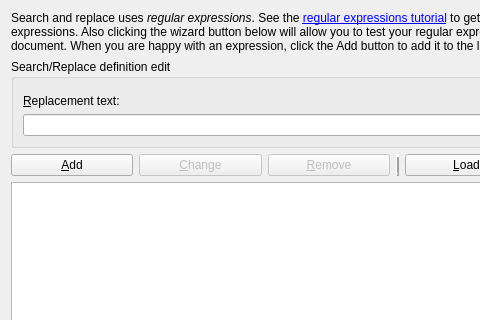
This is src/calibre/gui2/convert/search_and_replace.ui in kovidgoyal/calibre as Qt 5 draws it before an edit; both pictures show x 0 to 480 and y 0 to 320 of the 667 by 451 pixel window. The edited form follows.
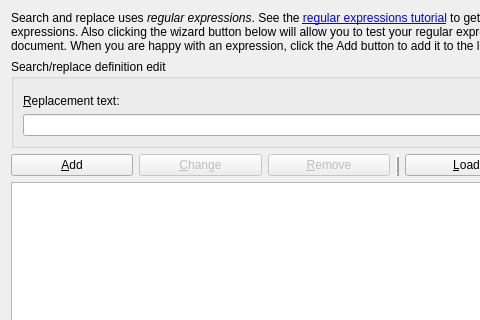
This is the edited form. Icons and pictures are not drawn. Custom widgets are drawn as their Qt base class.

```diff
--- a/src/calibre/gui2/convert/search_and_replace.ui
+++ b/src/calibre/gui2/convert/search_and_replace.ui
@@ -32,7 +32,7 @@
       </sizepolicy>
      </property>
      <property name="title">
-      <string>Search/Replace definition edit</string>
+      <string>Search/replace definition edit</string>
      </property>
      <layout class="QGridLayout" name="gridLayout_2">
       <property name="sizeConstraint">
```
